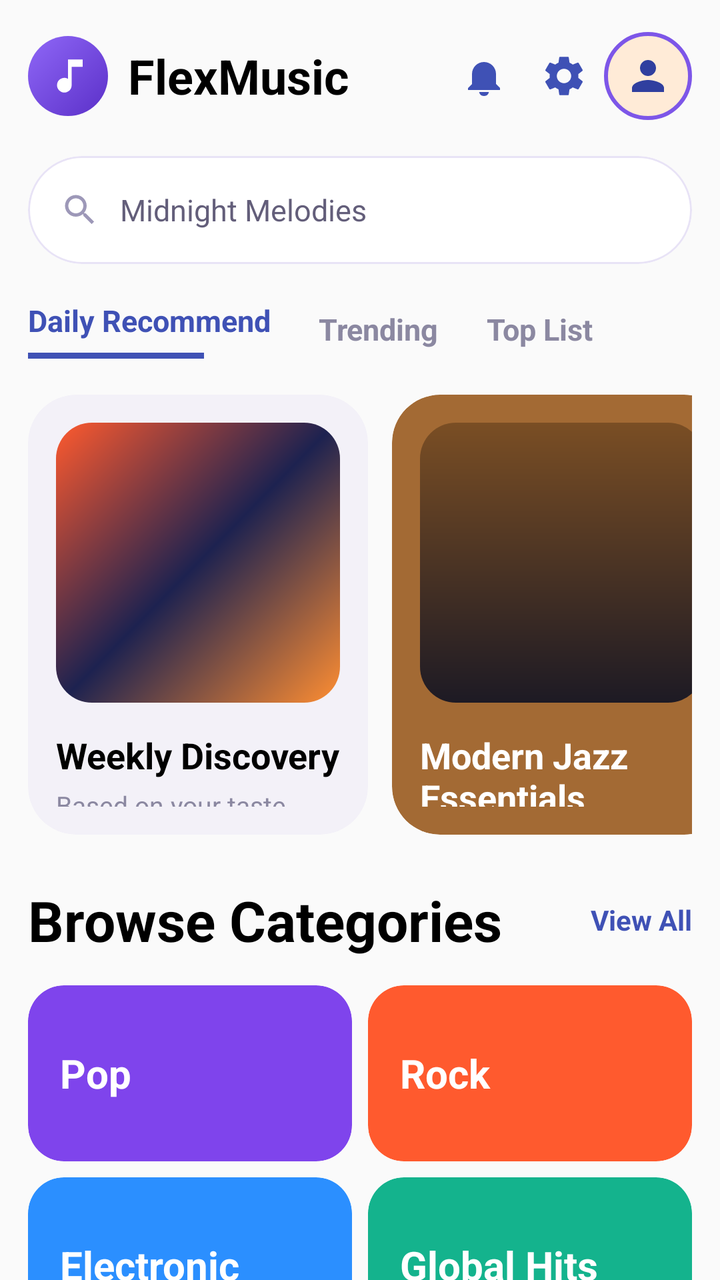
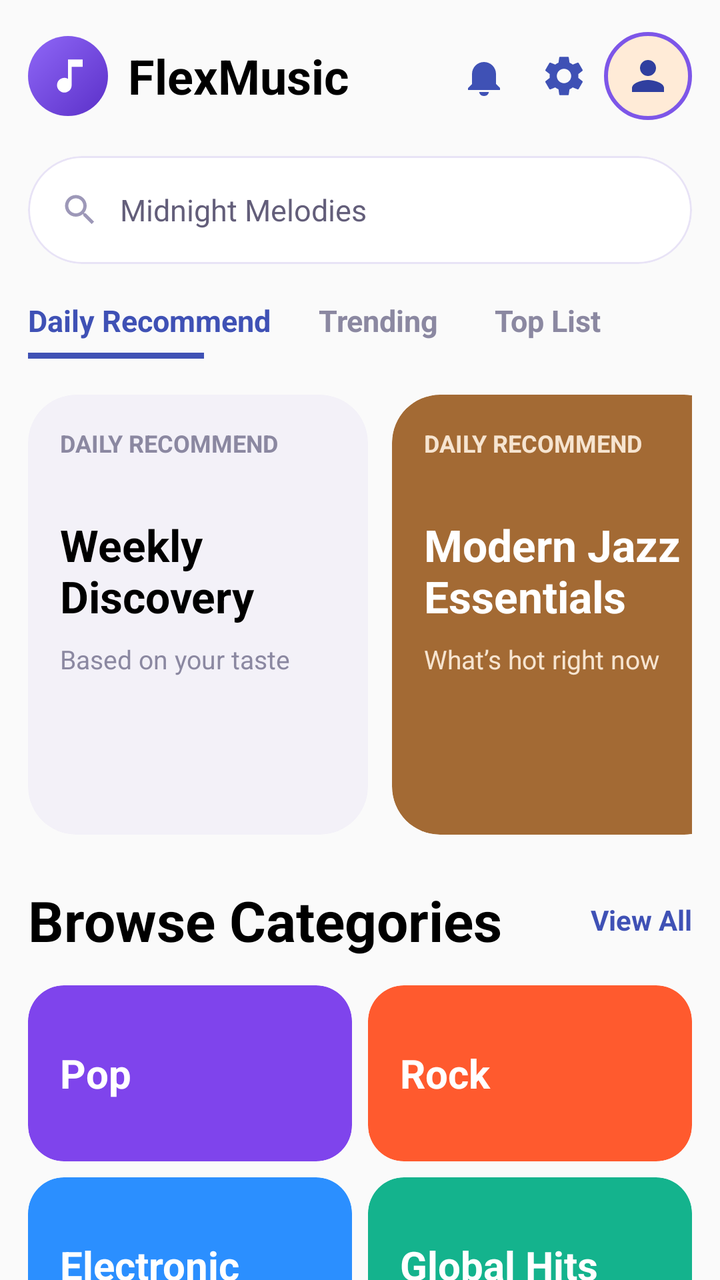

Compare the two renders of this Android layout. The source of the first and the diff that turns it into the second are given below.
<!-- AndroidManifest.xml: application theme Theme.FlexMusicPlayer -->
<!-- res/layout/fragment_main_page.xml -->
<?xml version="1.0" encoding="utf-8"?>
<androidx.core.widget.NestedScrollView xmlns:android="http://schemas.android.com/apk/res/android"
    xmlns:app="http://schemas.android.com/apk/res-auto"
    xmlns:tools="http://schemas.android.com/tools"
    android:layout_width="match_parent"
    android:layout_height="match_parent"
    android:clipToPadding="false"
    android:paddingBottom="20dp">

    <LinearLayout
        android:layout_width="match_parent"
        android:layout_height="wrap_content"
        android:orientation="vertical"
        android:paddingStart="14dp"
        android:paddingTop="16dp"
        android:paddingEnd="14dp">

        <LinearLayout
            android:layout_width="match_parent"
            android:layout_height="wrap_content"
            android:gravity="center_vertical"
            android:orientation="horizontal">

            <FrameLayout
                android:layout_width="40dp"
                android:layout_height="40dp"
                android:background="@drawable/bg_app_badge">

                <ImageView
                    android:layout_width="22dp"
                    android:layout_height="22dp"
                    android:layout_gravity="center"
                    android:contentDescription="@string/app_name"
                    android:src="@drawable/ic_music_note"
                    app:tint="@color/white" />
            </FrameLayout>

            <TextView
                android:layout_width="0dp"
                android:layout_height="wrap_content"
                android:layout_marginStart="10dp"
                android:layout_weight="1"
                android:text="@string/app_name"
                android:textColor="?attr/colorOnBackground"
                android:textSize="24sp"
                android:textStyle="bold" />

            <ImageButton
                android:id="@+id/btn_notifications"
                android:layout_width="40dp"
                android:layout_height="40dp"
                android:background="?attr/selectableItemBackgroundBorderless"
                android:contentDescription="@string/home_notifications"
                android:src="@drawable/ic_notifications"
                app:tint="@color/primary_500" />

            <ImageButton
                android:id="@+id/btn_settings"
                android:layout_width="40dp"
                android:layout_height="40dp"
                android:background="?attr/selectableItemBackgroundBorderless"
                android:contentDescription="@string/settings_title"
                android:src="@drawable/ic_settings"
                app:tint="@color/primary_500" />

            <ImageButton
                android:id="@+id/btn_avatar"
                android:layout_width="44dp"
                android:layout_height="44dp"
                android:background="@drawable/bg_avatar_badge"
                android:contentDescription="@string/nav_my"
                android:padding="10dp"
                android:src="@drawable/ic_person"
                app:tint="@color/primary_700" />
        </LinearLayout>

        <com.google.android.material.card.MaterialCardView
            android:id="@+id/search_bar_container"
            android:layout_width="match_parent"
            android:layout_height="54dp"
            android:layout_marginTop="18dp"
            app:cardBackgroundColor="@color/card_background_light"
            app:cardCornerRadius="28dp"
            app:cardElevation="0dp"
            app:strokeColor="#E8E3F6"
            app:strokeWidth="1dp">

            <LinearLayout
                android:layout_width="match_parent"
                android:layout_height="match_parent"
                android:gravity="center_vertical"
                android:orientation="horizontal"
                android:paddingStart="16dp"
                android:paddingEnd="16dp">

                <ImageView
                    android:layout_width="20dp"
                    android:layout_height="20dp"
                    android:contentDescription="@string/search"
                    android:src="@drawable/ic_search"
                    app:tint="#9D98B8" />

                <TextView
                    android:layout_width="wrap_content"
                    android:layout_height="wrap_content"
                    android:layout_marginStart="10dp"
                    android:text="@string/home_mock_query"
                    android:textColor="#635E7A"
                    android:textSize="15sp" />
            </LinearLayout>

        </com.google.android.material.card.MaterialCardView>

        <LinearLayout
            android:layout_width="wrap_content"
            android:layout_height="wrap_content"
            android:layout_marginTop="18dp"
            android:gravity="center_vertical"
            android:orientation="horizontal">

            <LinearLayout
                android:layout_width="wrap_content"
                android:layout_height="wrap_content"
                android:layout_marginEnd="24dp"
                android:orientation="vertical">

                <TextView
                    android:layout_width="wrap_content"
                    android:layout_height="wrap_content"
                    android:text="@string/home_daily_recommend_tab"
                    android:textColor="@color/primary_500"
                    android:textSize="15sp"
                    android:textStyle="bold" />

                <View
                    android:layout_width="88dp"
                    android:layout_height="3dp"
                    android:layout_marginTop="6dp"
                    android:background="@color/primary_500" />
            </LinearLayout>

            <TextView
                android:layout_width="wrap_content"
                android:layout_height="wrap_content"
                android:layout_marginEnd="24dp"
                android:text="@string/home_trending_tab"
                android:textColor="#8B88A1"
                android:textSize="15sp"
                android:textStyle="bold" />

            <TextView
                android:layout_width="wrap_content"
                android:layout_height="wrap_content"
                android:text="@string/home_top_list_tab"
                android:textColor="#8B88A1"
                android:textSize="15sp"
                android:textStyle="bold" />
        </LinearLayout>

        <HorizontalScrollView
            android:layout_width="match_parent"
            android:layout_height="wrap_content"
            android:layout_marginTop="18dp"
            android:scrollbars="none">

            <LinearLayout
                android:layout_width="wrap_content"
                android:layout_height="wrap_content"
                android:orientation="horizontal">

                <com.google.android.material.card.MaterialCardView
                    android:layout_width="170dp"
                    android:layout_height="220dp"
                    android:layout_marginEnd="12dp"
                    app:cardBackgroundColor="#F3F1F8"
                    app:cardCornerRadius="24dp"
                    app:cardElevation="0dp">

                    <LinearLayout
                        android:layout_width="match_parent"
                        android:layout_height="match_parent"
                        android:orientation="vertical"
                        android:padding="14dp">

                        <View
                            android:layout_width="match_parent"
                            android:layout_height="140dp"
                            android:background="@drawable/bg_art_wave" />

                        <TextView
                            android:layout_width="wrap_content"
                            android:layout_height="wrap_content"
                            android:layout_marginTop="14dp"
                            android:text="@string/home_weekly_discovery"
                            android:textColor="?attr/colorOnBackground"
                            android:textSize="18sp"
                            android:textStyle="bold" />

                        <TextView
                            android:layout_width="wrap_content"
                            android:layout_height="wrap_content"
                            android:layout_marginTop="4dp"
                            android:text="@string/home_weekly_discovery_subtitle"
                            android:textColor="#8B88A1"
                            android:textSize="13sp" />
                    </LinearLayout>

                </com.google.android.material.card.MaterialCardView>

                <com.google.android.material.card.MaterialCardView
                    android:layout_width="170dp"
                    android:layout_height="220dp"
                    app:cardBackgroundColor="#A36A34"
                    app:cardCornerRadius="24dp"
                    app:cardElevation="0dp">

                    <LinearLayout
                        android:layout_width="match_parent"
                        android:layout_height="match_parent"
                        android:orientation="vertical"
                        android:padding="14dp">

                        <View
                            android:layout_width="match_parent"
                            android:layout_height="140dp"
                            android:background="@drawable/bg_art_jazz" />

                        <TextView
                            android:layout_width="wrap_content"
                            android:layout_height="wrap_content"
                            android:layout_marginTop="14dp"
                            android:text="@string/home_modern_jazz"
                            android:textColor="@color/white"
                            android:textSize="18sp"
                            android:textStyle="bold" />

                        <TextView
                            android:layout_width="wrap_content"
                            android:layout_height="wrap_content"
                            android:layout_marginTop="4dp"
                            android:text="@string/home_modern_jazz_subtitle"
                            android:textColor="#F6E4D0"
                            android:textSize="13sp" />
                    </LinearLayout>

                </com.google.android.material.card.MaterialCardView>

            </LinearLayout>

        </HorizontalScrollView>

        <LinearLayout
            android:layout_width="match_parent"
            android:layout_height="wrap_content"
            android:layout_marginTop="24dp"
            android:gravity="center_vertical"
            android:orientation="horizontal">

            <TextView
                android:layout_width="0dp"
                android:layout_height="wrap_content"
                android:layout_weight="1"
                android:text="@string/home_browse_categories"
                android:textColor="?attr/colorOnBackground"
                android:textSize="28sp"
                android:textStyle="bold" />

            <TextView
                android:layout_width="wrap_content"
                android:layout_height="wrap_content"
                android:text="@string/home_view_all"
                android:textColor="@color/primary_500"
                android:textSize="14sp"
                android:textStyle="bold" />
        </LinearLayout>

        <GridLayout
            android:layout_width="match_parent"
            android:layout_height="wrap_content"
            android:layout_marginTop="14dp"
            android:columnCount="2"
            android:rowCount="2">

            <com.google.android.material.card.MaterialCardView
                android:layout_width="0dp"
                android:layout_height="88dp"
                android:layout_columnWeight="1"
                android:layout_marginEnd="8dp"
                android:layout_marginBottom="8dp"
                app:cardBackgroundColor="#7F44EC"
                app:cardCornerRadius="18dp"
                app:cardElevation="0dp">

                <TextView
                    android:layout_width="match_parent"
                    android:layout_height="match_parent"
                    android:gravity="center_vertical"
                    android:paddingStart="16dp"
                    android:text="@string/home_category_pop"
                    android:textColor="@color/white"
                    android:textSize="20sp"
                    android:textStyle="bold" />
            </com.google.android.material.card.MaterialCardView>

            <com.google.android.material.card.MaterialCardView
                android:layout_width="0dp"
                android:layout_height="88dp"
                android:layout_columnWeight="1"
                android:layout_marginBottom="8dp"
                app:cardBackgroundColor="#FF5A2E"
                app:cardCornerRadius="18dp"
                app:cardElevation="0dp">

                <TextView
                    android:layout_width="match_parent"
                    android:layout_height="match_parent"
                    android:gravity="center_vertical"
                    android:paddingStart="16dp"
                    android:text="@string/home_category_rock"
                    android:textColor="@color/white"
                    android:textSize="20sp"
                    android:textStyle="bold" />
            </com.google.android.material.card.MaterialCardView>

            <com.google.android.material.card.MaterialCardView
                android:layout_width="0dp"
                android:layout_height="88dp"
                android:layout_columnWeight="1"
                android:layout_marginEnd="8dp"
                app:cardBackgroundColor="#2B8FFF"
                app:cardCornerRadius="18dp"
                app:cardElevation="0dp">

                <TextView
                    android:layout_width="match_parent"
                    android:layout_height="match_parent"
                    android:gravity="center_vertical"
                    android:paddingStart="16dp"
                    android:text="@string/home_category_electronic"
                    android:textColor="@color/white"
                    android:textSize="20sp"
                    android:textStyle="bold" />
            </com.google.android.material.card.MaterialCardView>

            <com.google.android.material.card.MaterialCardView
                android:layout_width="0dp"
                android:layout_height="88dp"
                android:layout_columnWeight="1"
                app:cardBackgroundColor="#14B38D"
                app:cardCornerRadius="18dp"
                app:cardElevation="0dp">

                <TextView
                    android:layout_width="match_parent"
                    android:layout_height="match_parent"
                    android:gravity="center_vertical"
                    android:paddingStart="16dp"
                    android:text="@string/home_category_hits"
                    android:textColor="@color/white"
                    android:textSize="20sp"
                    android:textStyle="bold" />
            </com.google.android.material.card.MaterialCardView>
        </GridLayout>

    </LinearLayout>

</androidx.core.widget.NestedScrollView>
<!-- resources referenced by this layout -->
<resources>
  <color name="card_background_light">#FFFFFF</color>
  <color name="primary_500">#3F51B5</color>
  <color name="primary_700">#303F9F</color>
  <color name="white">#FFFFFFFF</color>
  <!-- drawable bg_app_badge (drawable) -->
  <shape xmlns:android="http://schemas.android.com/apk/res/android" android:shape="oval">
      <gradient
          android:angle="315"
          android:endColor="#5B30C8"
          android:startColor="#8F67F7" />
  </shape>
  <!-- drawable bg_art_jazz (drawable) -->
  <shape xmlns:android="http://schemas.android.com/apk/res/android">
      <corners android:radius="18dp" />
      <gradient
          android:angle="270"
          android:endColor="#1D1A24"
          android:startColor="#7A4E24" />
  </shape>
  <!-- drawable bg_art_wave (drawable) -->
  <shape xmlns:android="http://schemas.android.com/apk/res/android">
      <corners android:radius="18dp" />
      <gradient
          android:angle="315"
          android:centerColor="#1D2250"
          android:endColor="#FF8E32"
          android:startColor="#FF5A2E" />
  </shape>
  <!-- drawable bg_avatar_badge (drawable) -->
  <shape xmlns:android="http://schemas.android.com/apk/res/android" android:shape="oval">
      <solid android:color="#FFEBD7" />
      <stroke android:width="2dp" android:color="#7D56E8" />
  </shape>
  <!-- drawable ic_music_note (drawable) -->
  <vector xmlns:android="http://schemas.android.com/apk/res/android"
      android:width="24dp"
      android:height="24dp"
      android:viewportWidth="24"
      android:viewportHeight="24">
      <path
          android:fillColor="#FF000000"
          android:pathData="M12,3v10.55A4,4 0,1 0,14 17V7h6V3z" />
  </vector>
  <string name="app_name">FlexMusic</string>
  <string name="home_browse_categories">Browse Categories</string>
  <string name="home_category_electronic">Electronic</string>
  <string name="home_category_hits">Global Hits</string>
  <string name="home_category_pop">Pop</string>
  <string name="home_category_rock">Rock</string>
  <string name="home_daily_recommend_tab">Daily Recommend</string>
  <string name="home_mock_query">Midnight Melodies</string>
  <string name="home_modern_jazz">Modern Jazz Essentials</string>
  <string name="home_modern_jazz_subtitle">What’s hot right now</string>
  <string name="home_notifications">Notifications</string>
  <string name="home_top_list_tab">Top List</string>
  <string name="home_trending_tab">Trending</string>
  <string name="home_view_all">View All</string>
  <string name="home_weekly_discovery">Weekly Discovery</string>
  <string name="home_weekly_discovery_subtitle">Based on your taste</string>
  <string name="nav_my">My</string>
  <string name="search">Search</string>
  <string name="settings_title">Settings</string>
  <color name="secondary_500">#E91E63</color>
  <color name="secondary_700">#C2185B</color>
  <color name="background_light">#FAFAFA</color>
  <color name="text_primary_light">#212121</color>
  <color name="text_secondary_light">#757575</color>
  <style name="Widget.FlexMusicPlayer.CardView" parent="Widget.MaterialComponents.CardView">
          <item name="cardBackgroundColor">@color/card_background_light</item>
          <item name="cardElevation">2dp</item>
          <item name="cardCornerRadius">8dp</item>
      </style>
  <style name="Widget.FlexMusicPlayer.BottomNavigation" parent="Widget.MaterialComponents.BottomNavigationView">
          <item name="itemIconTint">@color/bottom_nav_color</item>
          <item name="itemTextColor">@color/bottom_nav_color</item>
          <item name="itemIconSize">24dp</item>
          <item name="itemBackground">@null</item>
          <item name="elevation">8dp</item>
      </style>
  <style name="Widget.FlexMusicPlayer.Toolbar" parent="Widget.MaterialComponents.Toolbar">
          <item name="titleTextColor">?attr/colorOnPrimary</item>
          <item name="subtitleTextColor">?attr/colorOnPrimary</item>
          <item name="android:background">?attr/colorPrimary</item>
          <item name="elevation">4dp</item>
      </style>
  <!-- unchanged entries left out for length: 5 -->
</resources>

<!-- the commit's change to res/layout/fragment_main_page.xml (unified diff, before → after) -->
@@ -1,7 +1,6 @@
 <?xml version="1.0" encoding="utf-8"?>
 <androidx.core.widget.NestedScrollView xmlns:android="http://schemas.android.com/apk/res/android"
     xmlns:app="http://schemas.android.com/apk/res-auto"
-    xmlns:tools="http://schemas.android.com/tools"
     android:layout_width="match_parent"
     android:layout_height="match_parent"
     android:clipToPadding="false"
@@ -119,12 +118,14 @@
             android:orientation="horizontal">
 
             <LinearLayout
+                android:id="@+id/tab_daily_recommend_container"
                 android:layout_width="wrap_content"
                 android:layout_height="wrap_content"
                 android:layout_marginEnd="24dp"
                 android:orientation="vertical">
 
                 <TextView
+                    android:id="@+id/tab_daily_recommend"
                     android:layout_width="wrap_content"
                     android:layout_height="wrap_content"
                     android:text="@string/home_daily_recommend_tab"
@@ -133,28 +134,61 @@
                     android:textStyle="bold" />
 
                 <View
+                    android:id="@+id/tab_daily_recommend_indicator"
                     android:layout_width="88dp"
                     android:layout_height="3dp"
                     android:layout_marginTop="6dp"
                     android:background="@color/primary_500" />
             </LinearLayout>
 
-            <TextView
+            <LinearLayout
+                android:id="@+id/tab_trending_container"
                 android:layout_width="wrap_content"
                 android:layout_height="wrap_content"
                 android:layout_marginEnd="24dp"
-                android:text="@string/home_trending_tab"
-                android:textColor="#8B88A1"
-                android:textSize="15sp"
-                android:textStyle="bold" />
-
-            <TextView
+                android:orientation="vertical">
+
+                <TextView
+                    android:id="@+id/tab_trending"
+                    android:layout_width="wrap_content"
+                    android:layout_height="wrap_content"
+                    android:text="@string/home_trending_tab"
+                    android:textColor="#8B88A1"
+                    android:textSize="15sp"
+                    android:textStyle="bold" />
+
+                <View
+                    android:id="@+id/tab_trending_indicator"
+                    android:layout_width="64dp"
+                    android:layout_height="3dp"
+                    android:layout_marginTop="6dp"
+                    android:background="@color/primary_500"
+                    android:visibility="invisible" />
+            </LinearLayout>
+
+            <LinearLayout
+                android:id="@+id/tab_top_list_container"
                 android:layout_width="wrap_content"
                 android:layout_height="wrap_content"
-                android:text="@string/home_top_list_tab"
-                android:textColor="#8B88A1"
-                android:textSize="15sp"
-                android:textStyle="bold" />
+                android:orientation="vertical">
+
+                <TextView
+                    android:id="@+id/tab_top_list"
+                    android:layout_width="wrap_content"
+                    android:layout_height="wrap_content"
+                    android:text="@string/home_top_list_tab"
+                    android:textColor="#8B88A1"
+                    android:textSize="15sp"
+                    android:textStyle="bold" />
+
+                <View
+                    android:id="@+id/tab_top_list_indicator"
+                    android:layout_width="58dp"
+                    android:layout_height="3dp"
+                    android:layout_marginTop="6dp"
+                    android:background="@color/primary_500"
+                    android:visibility="invisible" />
+            </LinearLayout>
         </LinearLayout>
 
         <HorizontalScrollView
@@ -169,6 +203,7 @@
                 android:orientation="horizontal">
 
                 <com.google.android.material.card.MaterialCardView
+                    android:id="@+id/primary_recommend_card"
                     android:layout_width="170dp"
                     android:layout_height="220dp"
                     android:layout_marginEnd="12dp"
@@ -180,34 +215,47 @@
                         android:layout_width="match_parent"
                         android:layout_height="match_parent"
                         android:orientation="vertical"
-                        android:padding="14dp">
-
-                        <View
-                            android:layout_width="match_parent"
-                            android:layout_height="140dp"
-                            android:background="@drawable/bg_art_wave" />
-
-                        <TextView
-                            android:layout_width="wrap_content"
-                            android:layout_height="wrap_content"
-                            android:layout_marginTop="14dp"
+                        android:padding="16dp">
+
+                        <TextView
+                            android:id="@+id/primary_recommend_label"
+                            android:layout_width="wrap_content"
+                            android:layout_height="wrap_content"
+                            android:text="@string/home_daily_recommend_tab"
+                            android:textAllCaps="true"
+                            android:textColor="#8B88A1"
+                            android:textSize="12sp"
+                            android:textStyle="bold" />
+
+                        <TextView
+                            android:id="@+id/primary_recommend_title"
+                            android:layout_width="wrap_content"
+                            android:layout_height="wrap_content"
+                            android:layout_marginTop="28dp"
                             android:text="@string/home_weekly_discovery"
                             android:textColor="?attr/colorOnBackground"
-                            android:textSize="18sp"
+                            android:textSize="22sp"
                             android:textStyle="bold" />
 
                         <TextView
-                            android:layout_width="wrap_content"
-                            android:layout_height="wrap_content"
-                            android:layout_marginTop="4dp"
+                            android:id="@+id/primary_recommend_subtitle"
+                            android:layout_width="wrap_content"
+                            android:layout_height="wrap_content"
+                            android:layout_marginTop="8dp"
                             android:text="@string/home_weekly_discovery_subtitle"
                             android:textColor="#8B88A1"
                             android:textSize="13sp" />
+
+                        <View
+                            android:layout_width="match_parent"
+                            android:layout_height="0dp"
+                            android:layout_weight="1" />
                     </LinearLayout>
 
                 </com.google.android.material.card.MaterialCardView>
 
                 <com.google.android.material.card.MaterialCardView
+                    android:id="@+id/secondary_recommend_card"
                     android:layout_width="170dp"
                     android:layout_height="220dp"
                     app:cardBackgroundColor="#A36A34"
@@ -218,29 +266,41 @@
                         android:layout_width="match_parent"
                         android:layout_height="match_parent"
                         android:orientation="vertical"
-                        android:padding="14dp">
-
-                        <View
-                            android:layout_width="match_parent"
-                            android:layout_height="140dp"
-                            android:background="@drawable/bg_art_jazz" />
-
-                        <TextView
-                            android:layout_width="wrap_content"
-                            android:layout_height="wrap_content"
-                            android:layout_marginTop="14dp"
+                        android:padding="16dp">
+
+                        <TextView
+                            android:id="@+id/secondary_recommend_label"
+                            android:layout_width="wrap_content"
+                            android:layout_height="wrap_content"
+                            android:text="@string/home_daily_recommend_tab"
+                            android:textAllCaps="true"
+                            android:textColor="#F6E4D0"
+                            android:textSize="12sp"
+                            android:textStyle="bold" />
+
+                        <TextView
+                            android:id="@+id/secondary_recommend_title"
+                            android:layout_width="wrap_content"
+                            android:layout_height="wrap_content"
+                            android:layout_marginTop="28dp"
                             android:text="@string/home_modern_jazz"
                             android:textColor="@color/white"
-                            android:textSize="18sp"
+                            android:textSize="22sp"
                             android:textStyle="bold" />
 
                         <TextView
-                            android:layout_width="wrap_content"
-                            android:layout_height="wrap_content"
-                            android:layout_marginTop="4dp"
+                            android:id="@+id/secondary_recommend_subtitle"
+                            android:layout_width="wrap_content"
+                            android:layout_height="wrap_content"
+                            android:layout_marginTop="8dp"
                             android:text="@string/home_modern_jazz_subtitle"
                             android:textColor="#F6E4D0"
                             android:textSize="13sp" />
+
+                        <View
+                            android:layout_width="match_parent"
+                            android:layout_height="0dp"
+                            android:layout_weight="1" />
                     </LinearLayout>
 
                 </com.google.android.material.card.MaterialCardView>
@@ -266,6 +326,7 @@
                 android:textStyle="bold" />
 
             <TextView
+                android:id="@+id/browse_view_all"
                 android:layout_width="wrap_content"
                 android:layout_height="wrap_content"
                 android:text="@string/home_view_all"
@@ -282,6 +343,7 @@
             android:rowCount="2">
 
             <com.google.android.material.card.MaterialCardView
+                android:id="@+id/browse_category_pop_card"
                 android:layout_width="0dp"
                 android:layout_height="88dp"
                 android:layout_columnWeight="1"
@@ -292,6 +354,7 @@
                 app:cardElevation="0dp">
 
                 <TextView
+                    android:id="@+id/browse_category_pop_title"
                     android:layout_width="match_parent"
                     android:layout_height="match_parent"
                     android:gravity="center_vertical"
@@ -303,6 +366,7 @@
             </com.google.android.material.card.MaterialCardView>
 
             <com.google.android.material.card.MaterialCardView
+                android:id="@+id/browse_category_rock_card"
                 android:layout_width="0dp"
                 android:layout_height="88dp"
                 android:layout_columnWeight="1"
@@ -312,6 +376,7 @@
                 app:cardElevation="0dp">
 
                 <TextView
+                    android:id="@+id/browse_category_rock_title"
                     android:layout_width="match_parent"
                     android:layout_height="match_parent"
                     android:gravity="center_vertical"
@@ -323,6 +388,7 @@
             </com.google.android.material.card.MaterialCardView>
 
             <com.google.android.material.card.MaterialCardView
+                android:id="@+id/browse_category_electronic_card"
                 android:layout_width="0dp"
                 android:layout_height="88dp"
                 android:layout_columnWeight="1"
@@ -332,6 +398,7 @@
                 app:cardElevation="0dp">
 
                 <TextView
+                    android:id="@+id/browse_category_electronic_title"
                     android:layout_width="match_parent"
                     android:layout_height="match_parent"
                     android:gravity="center_vertical"
@@ -343,6 +410,7 @@
             </com.google.android.material.card.MaterialCardView>
 
             <com.google.android.material.card.MaterialCardView
+                android:id="@+id/browse_category_hits_card"
                 android:layout_width="0dp"
                 android:layout_height="88dp"
                 android:layout_columnWeight="1"
@@ -351,6 +419,7 @@
                 app:cardElevation="0dp">
 
                 <TextView
+                    android:id="@+id/browse_category_hits_title"
                     android:layout_width="match_parent"
                     android:layout_height="match_parent"
                     android:gravity="center_vertical"
<!-- resource entries referenced after the edit -->
@@ -10,23 +10,6 @@
           android:angle="315"
           android:endColor="#5B30C8"
           android:startColor="#8F67F7" />
-  </shape>
-  <!-- drawable bg_art_jazz (drawable) -->
-  <shape xmlns:android="http://schemas.android.com/apk/res/android">
-      <corners android:radius="18dp" />
-      <gradient
-          android:angle="270"
-          android:endColor="#1D1A24"
-          android:startColor="#7A4E24" />
-  </shape>
-  <!-- drawable bg_art_wave (drawable) -->
-  <shape xmlns:android="http://schemas.android.com/apk/res/android">
-      <corners android:radius="18dp" />
-      <gradient
-          android:angle="315"
-          android:centerColor="#1D2250"
-          android:endColor="#FF8E32"
-          android:startColor="#FF5A2E" />
   </shape>
   <!-- drawable bg_avatar_badge (drawable) -->
   <shape xmlns:android="http://schemas.android.com/apk/res/android" android:shape="oval">
